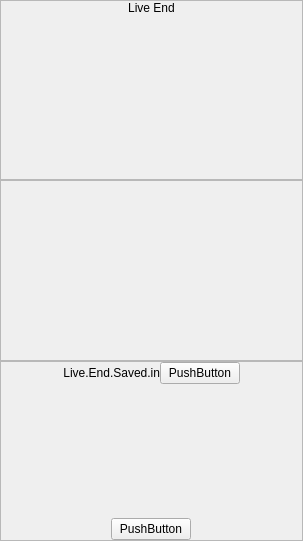
Qt form src/prism/main/channels/LiveEnd-Summary/PLSLiveEndDialog.ui (naver/prism-live-studio) before a commit.
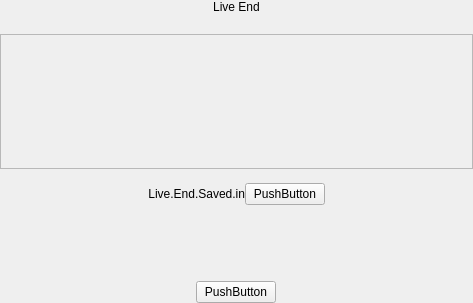
The same form after that commit.

Patch:
```diff
--- a/src/prism/main/channels/LiveEnd-Summary/PLSLiveEndDialog.ui
+++ b/src/prism/main/channels/LiveEnd-Summary/PLSLiveEndDialog.ui
@@ -6,8 +6,8 @@
    <rect>
     <x>0</x>
     <y>0</y>
-    <width>303</width>
-    <height>541</height>
+    <width>473</width>
+    <height>303</height>
    </rect>
   </property>
   <property name="windowTitle">
@@ -30,13 +30,7 @@
     <number>0</number>
    </property>
    <item>
-    <widget class="QFrame" name="topFrame">
-     <property name="frameShape">
-      <enum>QFrame::StyledPanel</enum>
-     </property>
-     <property name="frameShadow">
-      <enum>QFrame::Raised</enum>
-     </property>
+    <widget class="QWidget" name="topWidget" native="true">
      <layout class="QVBoxLayout" name="verticalLayout_4">
       <property name="spacing">
        <number>0</number>
@@ -59,7 +53,7 @@
          <string>Live End</string>
         </property>
         <property name="alignment">
-         <set>Qt::AlignCenter</set>
+         <set>Qt::AlignHCenter|Qt::AlignTop</set>
         </property>
        </widget>
       </item>
@@ -68,10 +62,13 @@
         <property name="orientation">
          <enum>Qt::Vertical</enum>
         </property>
+        <property name="sizeType">
+         <enum>QSizePolicy::Fixed</enum>
+        </property>
         <property name="sizeHint" stdset="0">
          <size>
           <width>20</width>
-          <height>40</height>
+          <height>20</height>
          </size>
         </property>
        </spacer>
@@ -92,8 +89,8 @@
        <rect>
         <x>0</x>
         <y>0</y>
-        <width>301</width>
-        <height>179</height>
+        <width>471</width>
+        <height>132</height>
        </rect>
       </property>
       <layout class="QVBoxLayout" name="verticalLayout_3">
@@ -112,34 +109,12 @@
        <property name="bottomMargin">
         <number>0</number>
        </property>
-       <item>
-        <spacer name="verticalSpacer">
-         <property name="orientation">
-          <enum>Qt::Vertical</enum>
-         </property>
-         <property name="sizeHint" stdset="0">
-          <size>
-           <width>20</width>
-           <height>40</height>
-          </size>
-         </property>
-        </spacer>
-       </item>
       </layout>
      </widget>
     </widget>
    </item>
    <item>
-    <widget class="QFrame" name="bottomViewFrame">
-     <property name="frameShape">
-      <enum>QFrame::StyledPanel</enum>
-     </property>
-     <property name="frameShadow">
-      <enum>QFrame::Raised</enum>
-     </property>
-     <property name="lineWidth">
-      <number>0</number>
-     </property>
+    <widget class="QWidget" name="bottomViewWidget" native="true">
      <layout class="QVBoxLayout" name="verticalLayout_2">
       <property name="spacing">
        <number>0</number>
@@ -157,7 +132,14 @@
        <number>0</number>
       </property>
       <item>
-       <widget class="QFrame" name="saveFrame">
+       <widget class="QLabel" name="placehoderLabel">
+        <property name="text">
+         <string/>
+        </property>
+       </widget>
+      </item>
+      <item>
+       <widget class="QWidget" name="saveWidget" native="true">
         <layout class="QHBoxLayout" name="horizontalLayout">
          <property name="spacing">
           <number>0</number>
@@ -237,6 +219,9 @@
         <property name="orientation">
          <enum>Qt::Vertical</enum>
         </property>
+        <property name="sizeType">
+         <enum>QSizePolicy::Expanding</enum>
+        </property>
         <property name="sizeHint" stdset="0">
          <size>
           <width>20</width>
```
